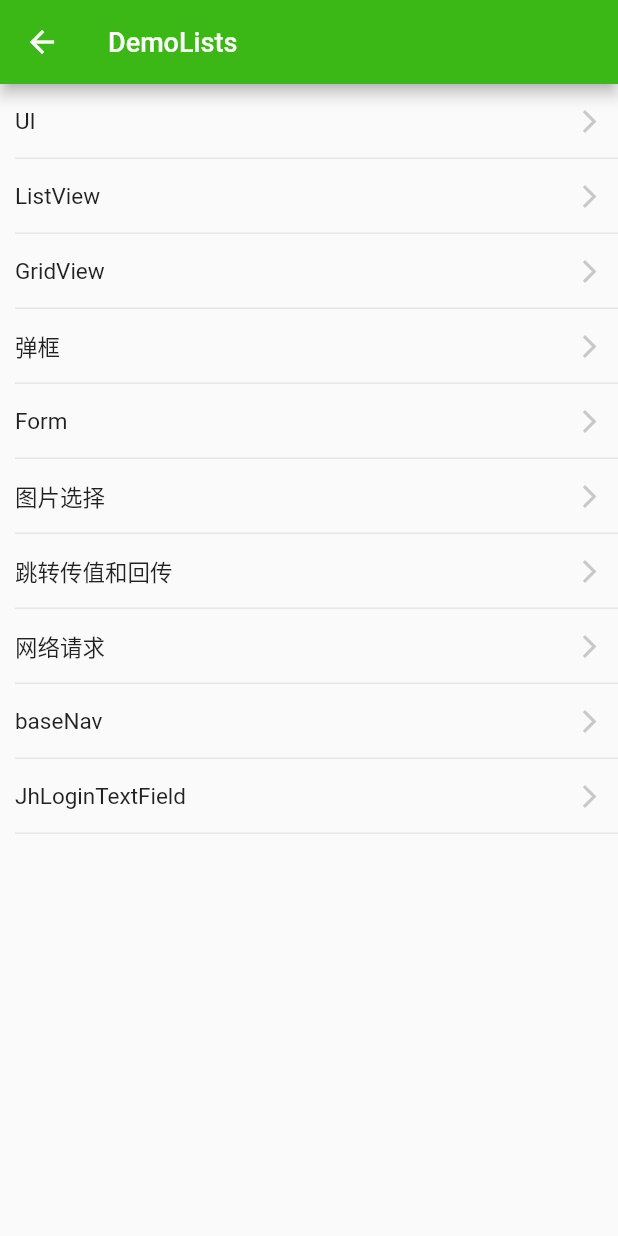
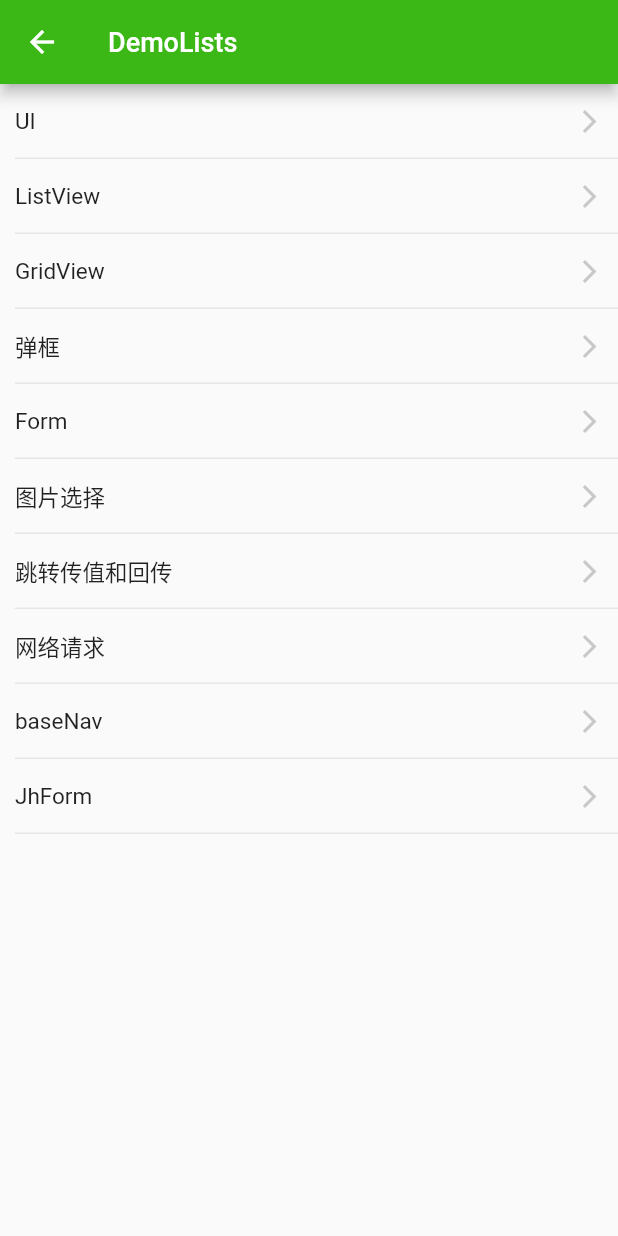
Before and after one commit to iotjin/jh_flutter_demo, a Flutter app: the screen it shows after launch, after a tap on "登 录", after a tap on "跳转", on a phone screen of 412 x 824 dp. Run offline on Flutter 3.47's test engine with Material 2 defaults, Android fonts, the phone set to English and light mode, and no system bars; drawn by our look-alikes of oktoast; our stand-ins replace cached_network_image, date_format, device_info, dio, flutter_easyrefresh, flutter_screenutil and 6 more; missing offline and left inert: flui, flutter_picker, flutter_progress_dialog, jhtoast, photo, photo_manager; network calls fail.

Commit message:
添加JhTextField

```diff
--- a/lib/JhTools/widgets/jhLoginTextField.dart
+++ b/lib/JhTools/widgets/jhLoginTextField.dart
@@ -1,3 +1,9 @@
+/**
+ *  jhLoginTextField.dart
+ *
+ *  Created by iotjin on 2020/03/26.
+ *  description:  登录输入框
+ */
 import 'package:flutter/material.dart';
 import 'package:flutter/services.dart';
 
--- a/lib/demoLists/demoLists_page.dart
+++ b/lib/demoLists/demoLists_page.dart
@@ -4,10 +4,10 @@ import 'package:jh_flutter_demo/routes/routes.dart' as Luyou;
 
 class DemoListsPage extends StatelessWidget {
 
-  final List titleData = ["UI","ListView","GridView","弹框","Form","图片选择","跳转传值和回传","网络请求","baseNav","JhLoginTextField"];
+  final List titleData = ["UI","ListView","GridView","弹框","Form","图片选择","跳转传值和回传","网络请求","baseNav","JhForm"];
   final List routeData = ["UIDemoListsPage","ListViewDemoListsPage","GridViewDemoListsPage",
     "AlertDemoListsPage","FormTest","PhotoSelectTest","PassValuePage","HttpDemoListsPage",
-    "NavTestPage","TextFieldTestPage",
+    "NavTestPage","FormDemoListsPage",
   ];
 
   @override
--- a/lib/demoLists/other/textfeld_test_page.dart
+++ b/lib/demoLists/form/loginTextFeld_page.dart
@@ -5,12 +5,12 @@ import 'package:flutter/services.dart';
 import 'package:jh_flutter_demo/JhTools/widgets/jhButton.dart';
 import 'package:jhtoast/jhtoast.dart';
 
-class TextFieldTestPage extends StatefulWidget {
+class LoginTextFieldTestPage extends StatefulWidget {
   @override
-  _TextFieldTestPageState createState() => _TextFieldTestPageState();
+  _LoginTextFieldTestPageState createState() => _LoginTextFieldTestPageState();
 }
 
-class _TextFieldTestPageState extends State<TextFieldTestPage> {
+class _LoginTextFieldTestPageState extends State<LoginTextFieldTestPage> {
 
   var _name ='';
   var _pwd = '';
--- a/lib/routes/routes.dart
+++ b/lib/routes/routes.dart
@@ -47,13 +47,17 @@ import '../demoLists/alert/alertTest.dart';
 import 'package:jh_flutter_demo/demoLists/alert/toast/toastDemoLists_page.dart';
 import 'package:jh_flutter_demo/demoLists/alert/toast/ToastTest.dart';
 
+//表单
+import 'package:jh_flutter_demo/demoLists/form/formDemoLists_page.dart';
+import 'package:jh_flutter_demo/demoLists/form/loginTextFeld_page.dart';
+import 'package:jh_flutter_demo/demoLists/form/inputTextFieldTest_page.dart';
+
 //other
 import 'package:jh_flutter_demo/demoLists/other/formTest.dart';
 import 'package:jh_flutter_demo/demoLists/other/photoSelectTest.dart';
 import '../demoLists/other/passValue_page.dart';
 import '../demoLists/other/passValue_page2.dart';
 import '../demoLists/other/navTest.dart';
-import '../demoLists/other/textfeld_test_page.dart';
 
 
 
@@ -122,6 +126,11 @@ final routes = {
       "ToastDemoListsPage": (context) => ToastDemoListsPage(),
       "ToastTestPage": (context) => ToastTestPage(),
 
+  //表单
+  "FormDemoListsPage": (context) => FormDemoListsPage(),
+  "LoginTextFieldTestPage": (context) => LoginTextFieldTestPage(),
+  "InputTextFieldTestPage": (context) => InputTextFieldTestPage(),
+
 
   //other
   "FormTest": (context) => FormTest(),
@@ -129,7 +138,7 @@ final routes = {
   "PassValuePage": (context) => PassValuePage(),
   "PassValuePage2": (context) => PassValuePage2(),
   "NavTestPage": (context) => NavTestPage(),
-  "TextFieldTestPage": (context) => TextFieldTestPage(),
+
 
 
 
--- a/lib/two/two_page.dart
+++ b/lib/two/two_page.dart
@@ -73,7 +73,54 @@ class BaseScrollView extends StatelessWidget {
                 });
 
               },
+            ),
+
+            ConstrainedBox(
+                constraints: BoxConstraints(
+                    minWidth: double.infinity, //宽度尽可能大
+                    minHeight: 50.0 //最小高度为50像素
+                ),
+//                height: 50.0,
+//                margin:  const EdgeInsets.only(left: 16.0),
+//                width: double.infinity,
+//                decoration: BoxDecoration(
+//                    border: Border(
+//                      bottom: Divider.createBorderSide(context, width: 0.6),
+//                    )
+//                ),
+
+                child:
+            Row(
+                children: <Widget>[
+                  Text('111'),
+                  Expanded(
+                    child: TextField(
+                      keyboardType: TextInputType.multiline,
+                      maxLines: 5,
+                      minLines: 1,
+                      decoration: const InputDecoration(
+                        hintText: '输入',
+                        filled: true,
+                        fillColor: Colors.white,
+                        contentPadding: const EdgeInsets.symmetric(horizontal: 10, vertical: 5),
+                        isDense: true,
+//                        border: const OutlineInputBorder(
+//                          gapPadding: 0,
+//                          borderRadius: const BorderRadius.all(Radius.circular(4)),
+//                          borderSide: BorderSide(
+//                            width: 1,
+//                            style: BorderStyle.none,
+//                          ),
+//                        ),
+                      ),
+                    ),
+                  ),
+                  Text('222'),
+                ]
             )
+        )
+
+
 
           ],
         ),
```
Also changed, not shown: lib/JhTools/JhForm/jhTextField.dart (added, +130 -0 lines), lib/JhTools/widgets/jhTextField.dart (deleted, +0 -39 lines), lib/demoLists/form/formDemoLists_page.dart (added, +20 -0 lines), lib/demoLists/form/inputTextFieldTest_page.dart (added, +81 -0 lines), lib/demoLists/http/httppagetest_page.dart (+6 -3 lines), lib/JhTools/JhForm/jhFormInputCell.dart (added), lib/JhTools/JhForm/jhFormSelectCell.dart (added), 1 other file.
